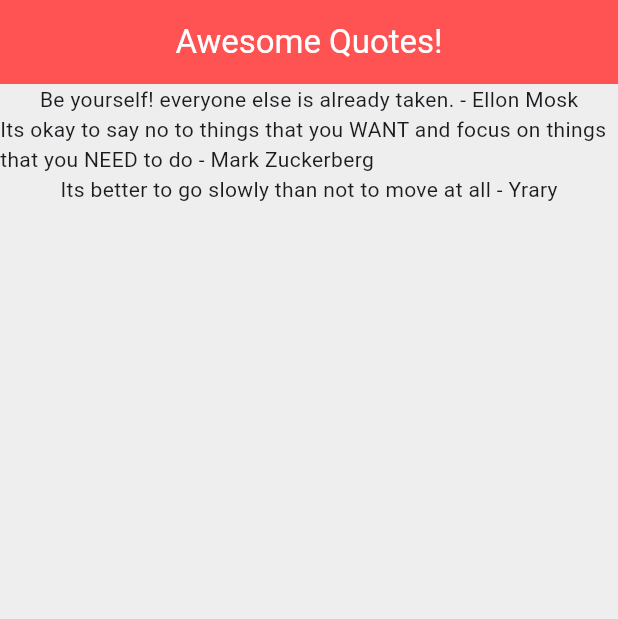
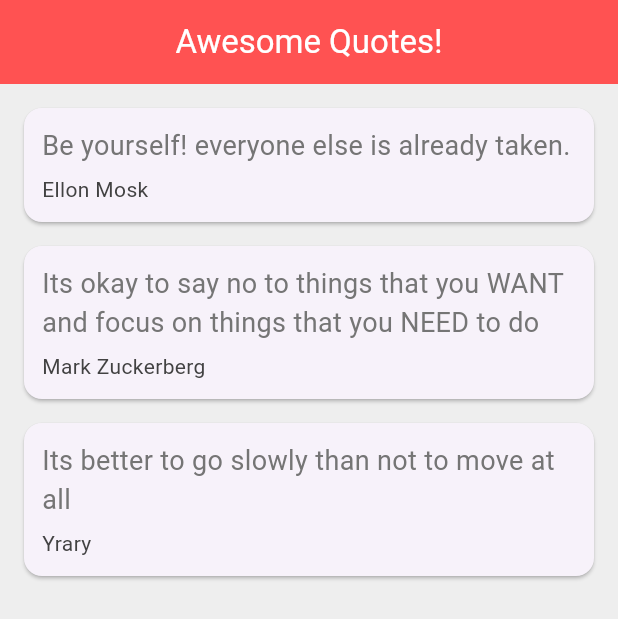
Before and after one commit to ruchibajra/flutter-foundations, a Flutter app: the screen it shows after launch, on a phone screen of 412 x 824 dp. Shown: the top 619 px of the screen. Run offline on Flutter 3.47's test engine with Material 3 defaults, Android fonts, the phone set to English and light mode, and no system bars.

Commit message:
CARD and MAP

```diff
--- a/lib/main.dart
+++ b/lib/main.dart
@@ -26,6 +26,37 @@
         text: 'Its better to go slowly than not to move at all')
   ];
 
+  Widget quoteTemplate(quote) {
+    return Card(
+      margin: EdgeInsets.fromLTRB(16.0, 16.0, 16.0, 0),
+      child: Padding(
+        padding: const EdgeInsets.all(12.0),
+        child: Column(
+          crossAxisAlignment: CrossAxisAlignment.stretch,
+          children: [
+            Text(
+              quote.text,
+              style: TextStyle(
+                fontSize: 18.0,
+                color: Colors.grey[600],
+              ),
+            ),
+            SizedBox(
+              height: 6.0,
+            ),
+            Text(
+              quote.author,
+              style: TextStyle(
+                fontSize: 14.0,
+                color: Colors.grey[800],
+              ),
+            )
+          ],
+        ),
+      ),
+    );
+  }
+
   @override
   Widget build(BuildContext context) {
     return MaterialApp(
@@ -38,9 +69,7 @@
         foregroundColor: Colors.white,
       ),
       body: Column(
-        children: quotes
-            .map((quote) => Text('${quote.text} - ${quote.author}'))
-            .toList(),
+        children: quotes.map((quote) => quoteTemplate(quote)).toList(),
 
         // Same thing as above, as arrow fn can be wriiten in one line so we used above code.
         // children: quotes.map((quote) {
```
